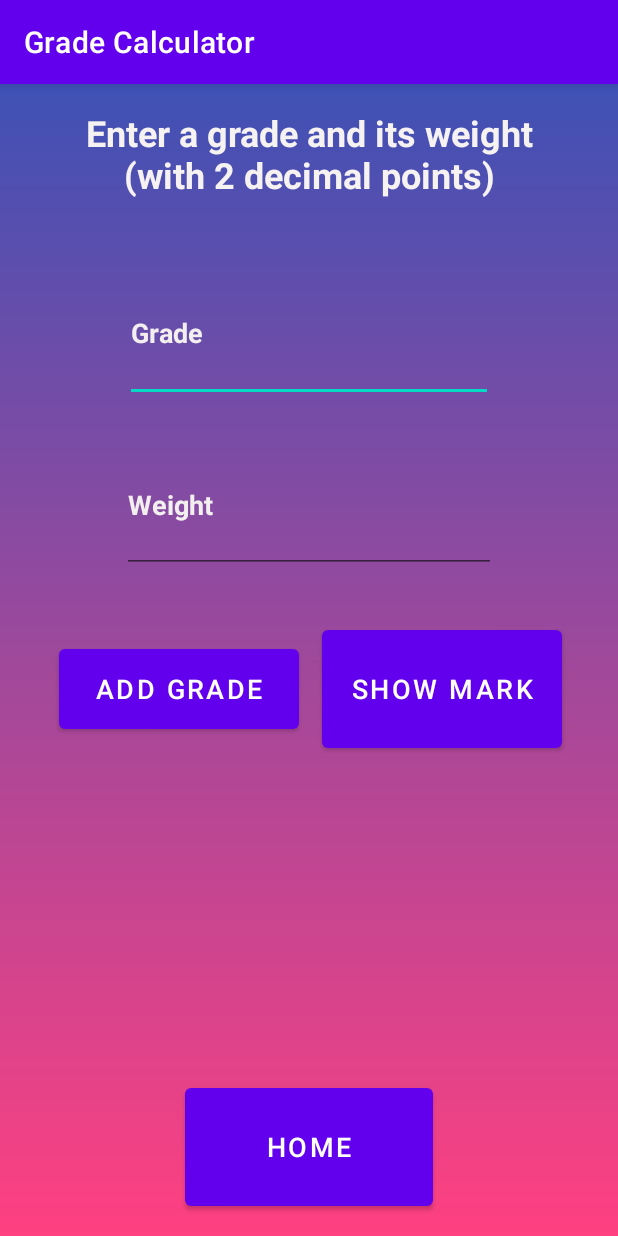
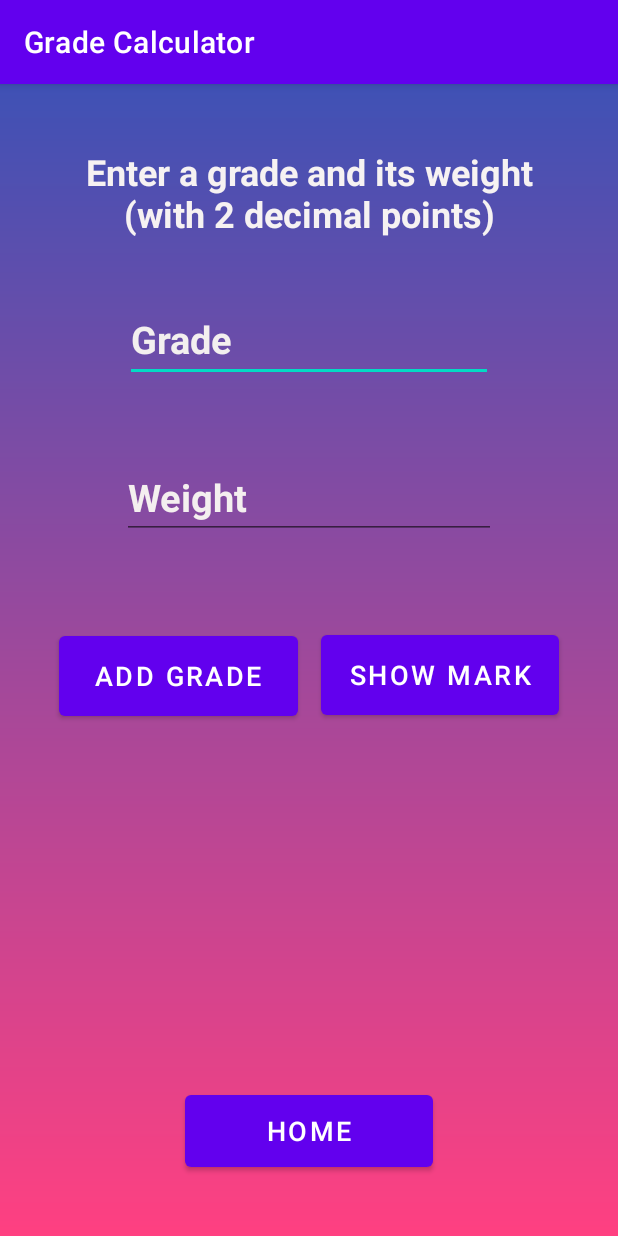
Before and after one commit to aleksandarMilos/FinalProject, an Android app: the GradeCalc screen opened directly, with no data from a screen before it, after a tap on "ADD GRADE", on a phone screen of 412 x 824 dp. Run offline under Robolectric (Android 15) with nearby library versions, the phone set to English and light mode, and no system bars.

Commit message:
Touchups on UI

```diff
--- a/app/src/main/java/com/example/finalproject/GradeCalc.java
+++ b/app/src/main/java/com/example/finalproject/GradeCalc.java
@@ -9,6 +9,7 @@ import android.view.View;
 import android.widget.Button;
 import android.widget.EditText;
 import android.widget.TextView;
+import android.widget.Toast;
 
 import java.util.ArrayList;
 
@@ -44,8 +45,16 @@ public class GradeCalc extends AppCompatActivity {
         button_Add.setOnClickListener(new View.OnClickListener() {
             @Override
             public void onClick(View view) {
-                float grade_entered = Float.parseFloat(grade.getText().toString());
-                float weight_entered = Float.parseFloat(weight.getText().toString());
+                //Error checking if they entered stuff other than numbers
+                float grade_entered = 0;
+                float weight_entered = 0;
+                try{
+                    grade_entered = Float.parseFloat(grade.getText().toString());
+                    weight_entered = Float.parseFloat(weight.getText().toString());
+                } catch (NumberFormatException e){
+                    Toast.makeText(GradeCalc.this, "Please enter a valid Grade/Weight", Toast.LENGTH_SHORT).show();
+                    return;
+                }
                 grades.add(grade_entered);
                 weights.add(weight_entered);
                 grade.setText("");
--- a/app/src/main/java/com/example/finalproject/SecondActivityCourse.java
+++ b/app/src/main/java/com/example/finalproject/SecondActivityCourse.java
@@ -231,6 +231,10 @@ public class SecondActivityCourse extends AppCompatActivity {
         //TODO Possible idea: Like tips/tricks page, or User manual on how to use certain parts of the app.
         // Probably a future works thing
 
+        //FutureWork: Multiple Course delete functionality. Maybe instead of current delete functionality
+        // Make it so long click you can delete a course that way, but when the Delete Switch is checked, you can select a number of courses, and then delete them that way
+        //FutureWork: Rearrange Courses/Tasks in the order you want
+
 
         //--------------------------------------------------------------------------------------
         //Signout button functionality
--- a/app/src/main/res/layout/activity_grade_calc.xml
+++ b/app/src/main/res/layout/activity_grade_calc.xml
@@ -10,7 +10,7 @@
     <TextView
         android:id="@+id/grade_prompt"
         android:layout_width="0dp"
-        android:layout_height="0dp"
+        android:layout_height="wrap_content"
         android:layout_marginStart="39dp"
         android:layout_marginTop="16dp"
         android:layout_marginEnd="39dp"
@@ -28,13 +28,14 @@
     <EditText
         android:id="@+id/et_Grade"
         android:layout_width="245dp"
-        android:layout_height="0dp"
+        android:layout_height="wrap_content"
         android:layout_marginBottom="23dp"
         android:ems="10"
         android:hint="Grade"
         android:inputType="textPersonName"
         android:textColor="#F3ECEC"
         android:textColorHint="#F3EFEF"
+        android:textSize="25sp"
         android:textStyle="bold"
         app:layout_constraintBottom_toTopOf="@+id/et_weight"
         app:layout_constraintEnd_toEndOf="parent"
@@ -44,13 +45,14 @@
     <EditText
         android:id="@+id/et_weight"
         android:layout_width="249dp"
-        android:layout_height="0dp"
+        android:layout_height="wrap_content"
         android:layout_marginBottom="32dp"
         android:ems="10"
         android:hint="Weight"
         android:inputType="textPersonName"
         android:textColor="#F4F0F0"
         android:textColorHint="#F4EFEF"
+        android:textSize="25sp"
         android:textStyle="bold"
         app:layout_constraintBottom_toTopOf="@+id/btn_show"
         app:layout_constraintEnd_toEndOf="parent"
@@ -62,18 +64,21 @@
         android:layout_width="0dp"
         android:layout_height="65dp"
         android:layout_marginStart="39dp"
+        android:layout_marginTop="39dp"
         android:layout_marginEnd="15dp"
+        android:layout_marginBottom="24dp"
         android:text="Add grade"
         android:textSize="18sp"
-        app:layout_constraintBaseline_toBaselineOf="@+id/btn_show"
+        app:layout_constraintBottom_toTopOf="@+id/grade_Dsiplayed"
         app:layout_constraintEnd_toStartOf="@+id/btn_show"
-        app:layout_constraintStart_toStartOf="parent" />
+        app:layout_constraintStart_toStartOf="parent"
+        app:layout_constraintTop_toBottomOf="@+id/et_weight" />
 
     <Button
         android:id="@+id/btn_show"
         android:layout_width="0dp"
-        android:layout_height="0dp"
-        android:layout_marginEnd="37dp"
+        android:layout_height="65dp"
+        android:layout_marginEnd="39dp"
         android:layout_marginBottom="18dp"
         android:text="Show mark"
         android:textSize="18sp"
@@ -85,7 +90,7 @@
     <TextView
         android:id="@+id/grade_Dsiplayed"
         android:layout_width="0dp"
-        android:layout_height="0dp"
+        android:layout_height="wrap_content"
         android:layout_marginStart="39dp"
         android:layout_marginEnd="39dp"
         android:layout_marginBottom="10dp"
@@ -101,7 +106,7 @@
     <TextView
         android:id="@+id/finalMark"
         android:layout_width="244dp"
-        android:layout_height="74dp"
+        android:layout_height="wrap_content"
         android:layout_marginBottom="21dp"
         android:textAlignment="center"
         android:textColor="#EFE9E9"
@@ -116,7 +121,7 @@
     <Button
         android:id="@+id/btn_Home"
         android:layout_width="165dp"
-        android:layout_height="0dp"
+        android:layout_height="60dp"
         android:layout_marginBottom="14dp"
         android:text="Home"
         android:textSize="18sp"
--- a/app/src/main/res/layout/activity_second_course.xml
+++ b/app/src/main/res/layout/activity_second_course.xml
@@ -49,8 +49,10 @@
     <ListView
         android:id="@+id/listViewData"
         android:layout_width="380dp"
-        android:layout_height="416dp"
-        app:layout_constraintBottom_toBottomOf="parent"
+        android:layout_height="0dp"
+        android:layout_marginTop="15dp"
+        android:layout_marginBottom="15dp"
+        app:layout_constraintBottom_toTopOf="@+id/calculator"
         app:layout_constraintEnd_toEndOf="parent"
         app:layout_constraintHorizontal_bias="0.489"
         app:layout_constraintStart_toStartOf="parent"
--- a/app/src/main/res/layout/course_data.xml
+++ b/app/src/main/res/layout/course_data.xml
@@ -10,7 +10,10 @@
         android:id="@+id/courseList"
         android:layout_width="match_parent"
         android:layout_height="wrap_content"
-        android:textSize="16sp"
+        android:textSize="20sp"
+        android:textStyle="bold"
+        android:paddingTop="10dip"
+        android:paddingBottom="10dip"
         app:layout_constraintEnd_toEndOf="parent"
         app:layout_constraintStart_toStartOf="parent"
         app:layout_constraintTop_toTopOf="parent" />
--- a/app/src/main/res/layout/itemlist_data.xml
+++ b/app/src/main/res/layout/itemlist_data.xml
@@ -10,7 +10,7 @@
         android:id="@+id/itemList"
         android:layout_width="match_parent"
         android:layout_height="wrap_content"
-        android:textSize="16sp"
+        android:textSize="15sp"
         app:layout_constraintEnd_toEndOf="parent"
         app:layout_constraintStart_toStartOf="parent"
         app:layout_constraintTop_toTopOf="parent" />
```
Also changed, not shown: app/src/main/AndroidManifest.xml (+10 -6 lines), app/src/main/res/layout/todolist.xml (+7 -3 lines).
